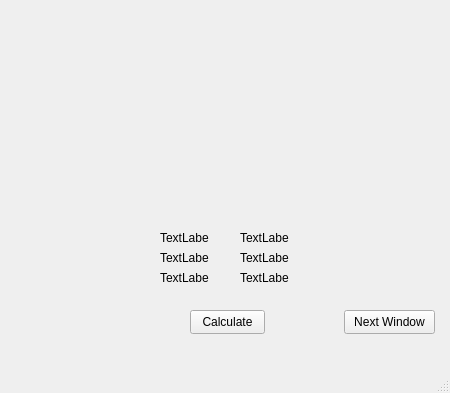
First picture: the form in mainWindow.ui, repository Tetra93/pythonProject, before the edit.
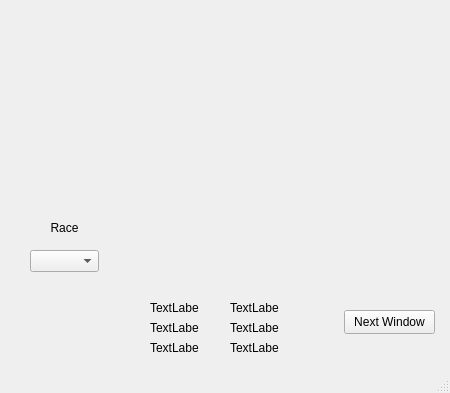
Second picture: the form after the edit.

Commit message: added races with stats

```diff
--- a/mainWindow.ui
+++ b/mainWindow.ui
@@ -27,24 +27,11 @@
      <string>Next Window</string>
     </property>
    </widget>
-   <widget class="QPushButton" name="calculate_button">
-    <property name="geometry">
-     <rect>
-      <x>190</x>
-      <y>310</y>
-      <width>75</width>
-      <height>24</height>
-     </rect>
-    </property>
-    <property name="text">
-     <string>Calculate</string>
-    </property>
-   </widget>
    <widget class="QLabel" name="label1">
     <property name="geometry">
      <rect>
-      <x>160</x>
-      <y>230</y>
+      <x>150</x>
+      <y>300</y>
       <width>49</width>
       <height>16</height>
      </rect>
@@ -56,8 +43,8 @@
    <widget class="QLabel" name="label2">
     <property name="geometry">
      <rect>
-      <x>160</x>
-      <y>250</y>
+      <x>150</x>
+      <y>320</y>
       <width>49</width>
       <height>16</height>
      </rect>
@@ -69,8 +56,8 @@
    <widget class="QLabel" name="label3">
     <property name="geometry">
      <rect>
-      <x>160</x>
-      <y>270</y>
+      <x>150</x>
+      <y>340</y>
       <width>49</width>
       <height>16</height>
      </rect>
@@ -82,8 +69,8 @@
    <widget class="QLabel" name="label3_2">
     <property name="geometry">
      <rect>
-      <x>240</x>
-      <y>270</y>
+      <x>230</x>
+      <y>340</y>
       <width>49</width>
       <height>16</height>
      </rect>
@@ -95,8 +82,8 @@
    <widget class="QLabel" name="label2_2">
     <property name="geometry">
      <rect>
-      <x>240</x>
-      <y>250</y>
+      <x>230</x>
+      <y>320</y>
       <width>49</width>
       <height>16</height>
      </rect>
@@ -108,8 +95,8 @@
    <widget class="QLabel" name="label1_2">
     <property name="geometry">
      <rect>
-      <x>240</x>
-      <y>230</y>
+      <x>230</x>
+      <y>300</y>
       <width>49</width>
       <height>16</height>
      </rect>
@@ -118,6 +105,32 @@
      <string>TextLabel</string>
     </property>
    </widget>
+   <widget class="QComboBox" name="comboBox">
+    <property name="geometry">
+     <rect>
+      <x>30</x>
+      <y>250</y>
+      <width>69</width>
+      <height>22</height>
+     </rect>
+    </property>
+   </widget>
+   <widget class="QLabel" name="label">
+    <property name="geometry">
+     <rect>
+      <x>40</x>
+      <y>220</y>
+      <width>49</width>
+      <height>16</height>
+     </rect>
+    </property>
+    <property name="text">
+     <string>Race</string>
+    </property>
+    <property name="alignment">
+     <set>Qt::AlignCenter</set>
+    </property>
+   </widget>
   </widget>
   <widget class="QStatusBar" name="statusbar"/>
  </widget>
```
The commit also changes 1 other file.
